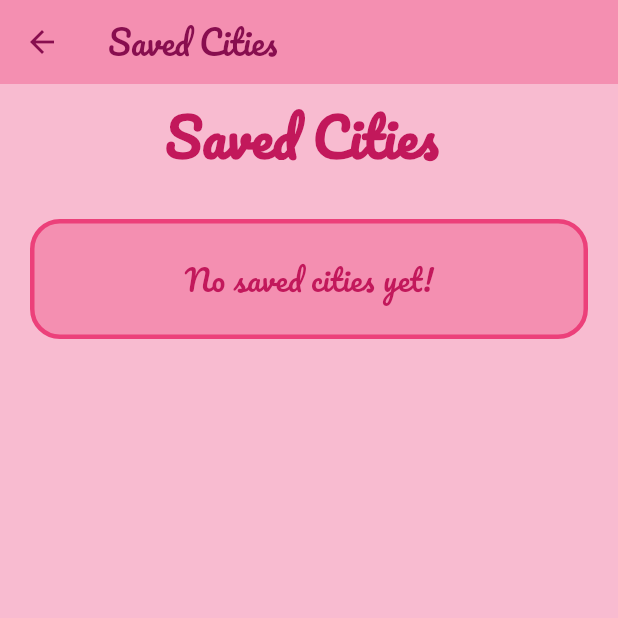
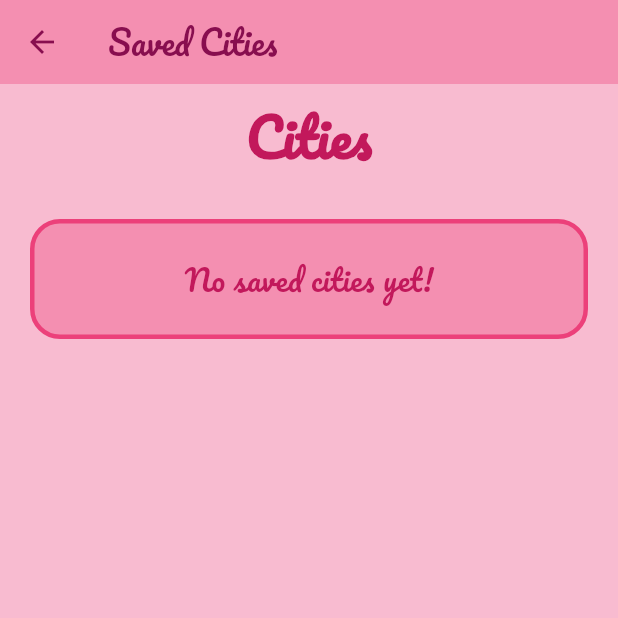
Before and after one commit to mehrin20/ID-210_Mehrin_63-E-_SAD-_ASSIGNMENT-3, a Flutter app: the SavedCitiesPage screen opened directly, on a phone screen of 412 x 824 dp, the top half of it. Run offline on Flutter 3.47's test engine with Material 3 defaults, Android fonts, the phone set to English and light mode, and no system bars; our stand-ins replace google_fonts, supabase_flutter; accounts and stored records are empty.

Commit message:
Updated project

```diff
--- a/flutter_2_mehrin/flutter_mehrin_2/lib/cities_page.dart
+++ b/flutter_2_mehrin/flutter_mehrin_2/lib/cities_page.dart
@@ -122,7 +122,7 @@ class _SavedCitiesPageState extends State<SavedCitiesPage> {
               padding: const EdgeInsets.all(10),
               child: Center(
                 child: Text(
-                  "Saved Cities ",
+                  " Cities ",
                   style: TextStyle(
                     color: Colors.pink.shade700,
                     fontSize: 35,
--- a/flutter_2_mehrin/flutter_mehrin_2/lib/weather_page.dart
+++ b/flutter_2_mehrin/flutter_mehrin_2/lib/weather_page.dart
@@ -96,6 +96,7 @@ class _WeatherPageState extends State<WeatherPage> {
               padding: const EdgeInsets.all(10),
               child: Container(
                 width: double.infinity,
+
                 padding: EdgeInsets.all(20),
                 margin: EdgeInsets.all(10),
                 decoration: BoxDecoration(
@@ -109,7 +110,7 @@ class _WeatherPageState extends State<WeatherPage> {
                       "Enter City Name",
                       style: TextStyle(
                         color: Colors.pink.shade900,
-                        fontSize: 22,
+                        fontSize: 52,
                         fontWeight: FontWeight.bold,
                       ),
                     ),
```
